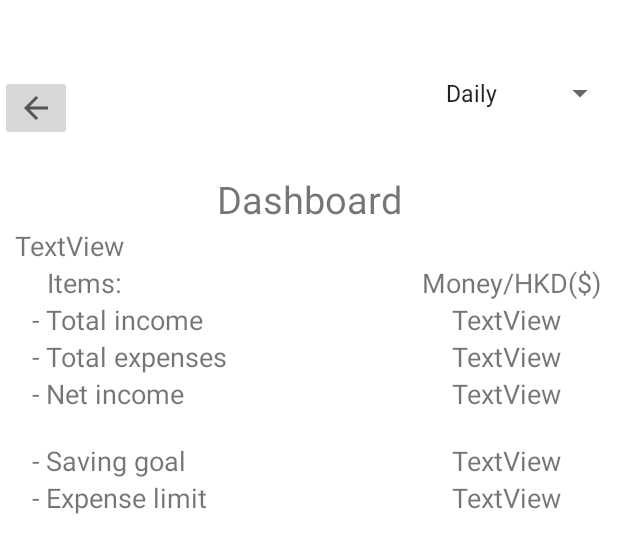
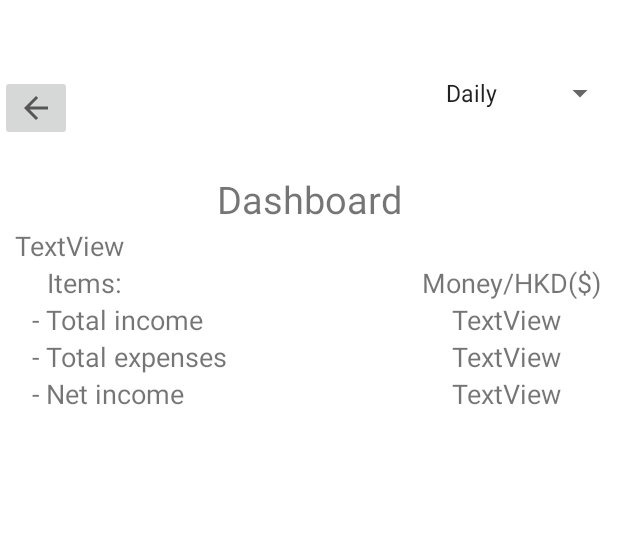
Before and after one commit to bosco713/FinTrack, an Android app built with Jetpack Compose: the layout activity_summary_dashboard.xml on its own in the app's theme, with its tools: preview values and no code run, on a phone screen of 412 x 824 dp. Shown: the top 553 px of the screen. Run offline under Robolectric (Android 15) with nearby library versions, the phone set to English and light mode, and no system bars.

Commit message:
latest update from bosco

```diff
--- a/code/app/src/main/java/com/project/fintrack/MainActivity.kt
+++ b/code/app/src/main/java/com/project/fintrack/MainActivity.kt
@@ -85,7 +85,7 @@ class MainActivity : AppCompatActivity() {
 //            apply()
 //        }
 //
-//        buildingRandomDatasetForTesting()
+//
 
 
         if (Build.VERSION.SDK_INT >= Build.VERSION_CODES.O) {
@@ -117,6 +117,8 @@ class MainActivity : AppCompatActivity() {
             dialog.show()
         }
         // END OF DISPLAY NAME AND LOGOUT FUNCTION
+
+//        buildingRandomDatasetForTesting()
 
         val planningButton = findViewById<Button>(R.id.activity_main_planningButton)
         planningButton.setOnClickListener {
@@ -232,10 +234,10 @@ class MainActivity : AppCompatActivity() {
 
     @RequiresApi(Build.VERSION_CODES.O)
     fun buildingRandomDatasetForTesting() {
-        val startingMonth = 1
+        val startingMonth = 5
         val endingMonth = 5
         val startingDate = 1
-        val endingDate = 31
+        val endingDate = 11
         val startingHour = 0
         val endingHour = 23
         val startingMinute = 0
@@ -245,7 +247,7 @@ class MainActivity : AppCompatActivity() {
         val idList = mutableListOf<Long>()
         val db = Room.databaseBuilder(MainActivity.applicationContext()
             , TransactionDatabase::class.java, "transaction.db").build()
-        val maxNumData = 200
+        val maxNumData = 20
         var count = 0
         while (count < maxNumData) {
             val formatter = DateTimeFormatter.ofPattern("yyyyMMdd")
--- a/code/app/src/main/java/com/project/fintrack/TransactionDatabase.kt
+++ b/code/app/src/main/java/com/project/fintrack/TransactionDatabase.kt
@@ -3,7 +3,7 @@ package com.project.fintrack
 import androidx.room.Database
 import androidx.room.RoomDatabase
 
-@Database(entities = [TransactionData::class, SavingsGoalData::class, ExpenseLimitData::class], version = 4)
+@Database(entities = [TransactionData::class, SavingsGoalData::class, ExpenseLimitData::class], version = 1)
 abstract class TransactionDatabase : RoomDatabase() {
     abstract fun transactionDAO(): TransactionDAO
     abstract fun savingsGoalDAO(): SavingsGoalDAO
--- a/code/app/src/main/res/layout/activity_setting_delete_entry.xml
+++ b/code/app/src/main/res/layout/activity_setting_delete_entry.xml
@@ -69,8 +69,9 @@
 
     <ScrollView
         android:id="@+id/setting_deleteEntry_scrollView"
-        android:layout_width="300dp"
+        android:layout_width="350dp"
         android:layout_height="200dp"
+        android:layout_marginStart="25dp"
         android:layout_marginTop="200dp"
         app:layout_constraintEnd_toEndOf="parent"
         app:layout_constraintStart_toStartOf="parent"
--- a/code/app/src/main/res/layout/activity_summary_dashboard.xml
+++ b/code/app/src/main/res/layout/activity_summary_dashboard.xml
@@ -201,72 +201,72 @@
 
         </TableRow>
 
-        <TableRow
-            android:layout_width="match_parent"
-            android:layout_height="match_parent"
-            android:layout_marginTop="20dp">
+<!--        <TableRow-->
+<!--            android:layout_width="match_parent"-->
+<!--            android:layout_height="match_parent"-->
+<!--            android:layout_marginTop="20dp">-->
 
-            <androidx.constraintlayout.widget.ConstraintLayout
-                android:layout_width="match_parent"
-                android:layout_height="match_parent">
+<!--            <androidx.constraintlayout.widget.ConstraintLayout-->
+<!--                android:layout_width="match_parent"-->
+<!--                android:layout_height="match_parent">-->
 
-                <TextView
-                    android:id="@+id/summary_dashboard_savingGoalText"
-                    android:layout_width="wrap_content"
-                    android:layout_height="wrap_content"
-                    android:layout_marginStart="20dp"
-                    android:text="@string/saving_goal"
-                    android:textSize="18sp"
-                    app:layout_constraintBottom_toBottomOf="parent"
-                    app:layout_constraintStart_toStartOf="parent"
-                    app:layout_constraintTop_toTopOf="parent" />
+<!--                <TextView-->
+<!--                    android:id="@+id/summary_dashboard_savingGoalText"-->
+<!--                    android:layout_width="wrap_content"-->
+<!--                    android:layout_height="wrap_content"-->
+<!--                    android:layout_marginStart="20dp"-->
+<!--                    android:text="@string/saving_goal"-->
+<!--                    android:textSize="18sp"-->
+<!--                    app:layout_constraintBottom_toBottomOf="parent"-->
+<!--                    app:layout_constraintStart_toStartOf="parent"-->
+<!--                    app:layout_constraintTop_toTopOf="parent" />-->
 
-                <TextView
-                    android:id="@+id/summary_dashboard_savingGoal"
-                    android:layout_width="wrap_content"
-                    android:layout_height="wrap_content"
-                    android:layout_marginStart="300dp"
-                    android:text="TextView"
-                    android:textSize="18sp"
-                    app:layout_constraintBottom_toBottomOf="parent"
-                    app:layout_constraintStart_toStartOf="parent"
-                    app:layout_constraintTop_toTopOf="parent" />
+<!--                <TextView-->
+<!--                    android:id="@+id/summary_dashboard_savingGoal"-->
+<!--                    android:layout_width="wrap_content"-->
+<!--                    android:layout_height="wrap_content"-->
+<!--                    android:layout_marginStart="300dp"-->
+<!--                    android:text="TextView"-->
+<!--                    android:textSize="18sp"-->
+<!--                    app:layout_constraintBottom_toBottomOf="parent"-->
+<!--                    app:layout_constraintStart_toStartOf="parent"-->
+<!--                    app:layout_constraintTop_toTopOf="parent" />-->
 
-            </androidx.constraintlayout.widget.ConstraintLayout>
-        </TableRow>
+<!--            </androidx.constraintlayout.widget.ConstraintLayout>-->
+<!--        </TableRow>-->
 
-        <TableRow
-            android:layout_width="match_parent"
-            android:layout_height="match_parent">
+<!--        <TableRow-->
+<!--            android:layout_width="match_parent"-->
+<!--            android:layout_height="match_parent">-->
 
-            <androidx.constraintlayout.widget.ConstraintLayout
-                android:layout_width="match_parent"
-                android:layout_height="match_parent">
+<!--            <androidx.constraintlayout.widget.ConstraintLayout-->
+<!--                android:layout_width="match_parent"-->
+<!--                android:layout_height="match_parent">-->
 
-                <TextView
-                    android:id="@+id/summary_dashboard_expenseLimitText"
-                    android:layout_width="wrap_content"
-                    android:layout_height="wrap_content"
-                    android:layout_marginStart="20dp"
-                    android:text="@string/expense_limit"
-                    android:textSize="18sp"
-                    app:layout_constraintBottom_toBottomOf="parent"
-                    app:layout_constraintStart_toStartOf="parent"
-                    app:layout_constraintTop_toTopOf="parent" />
+<!--                <TextView-->
+<!--                    android:id="@+id/summary_dashboard_expenseLimitText"-->
+<!--                    android:layout_width="wrap_content"-->
+<!--                    android:layout_height="wrap_content"-->
+<!--                    android:layout_marginStart="20dp"-->
+<!--                    android:text="@string/expense_limit"-->
+<!--                    android:textSize="18sp"-->
+<!--                    app:layout_constraintBottom_toBottomOf="parent"-->
+<!--                    app:layout_constraintStart_toStartOf="parent"-->
+<!--                    app:layout_constraintTop_toTopOf="parent" />-->
 
-                <TextView
-                    android:id="@+id/summary_dashboard_expenseLimit"
-                    android:layout_width="wrap_content"
-                    android:layout_height="wrap_content"
-                    android:layout_marginStart="300dp"
-                    android:text="TextView"
-                    android:textSize="18sp"
-                    app:layout_constraintBottom_toBottomOf="parent"
-                    app:layout_constraintStart_toStartOf="parent"
-                    app:layout_constraintTop_toTopOf="parent" />
+<!--                <TextView-->
+<!--                    android:id="@+id/summary_dashboard_expenseLimit"-->
+<!--                    android:layout_width="wrap_content"-->
+<!--                    android:layout_height="wrap_content"-->
+<!--                    android:layout_marginStart="300dp"-->
+<!--                    android:text="TextView"-->
+<!--                    android:textSize="18sp"-->
+<!--                    app:layout_constraintBottom_toBottomOf="parent"-->
+<!--                    app:layout_constraintStart_toStartOf="parent"-->
+<!--                    app:layout_constraintTop_toTopOf="parent" />-->
 
-            </androidx.constraintlayout.widget.ConstraintLayout>
-        </TableRow>
+<!--            </androidx.constraintlayout.widget.ConstraintLayout>-->
+<!--        </TableRow>-->
 
     </TableLayout>
 
```
Also changed, not shown: 1 other file.
